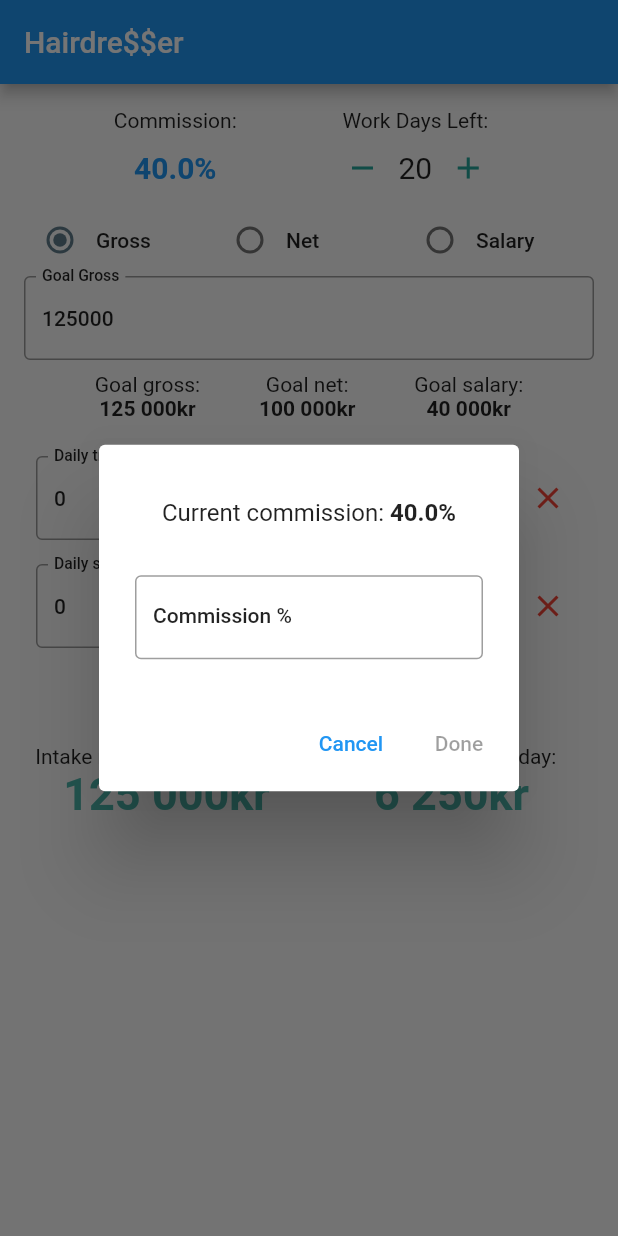
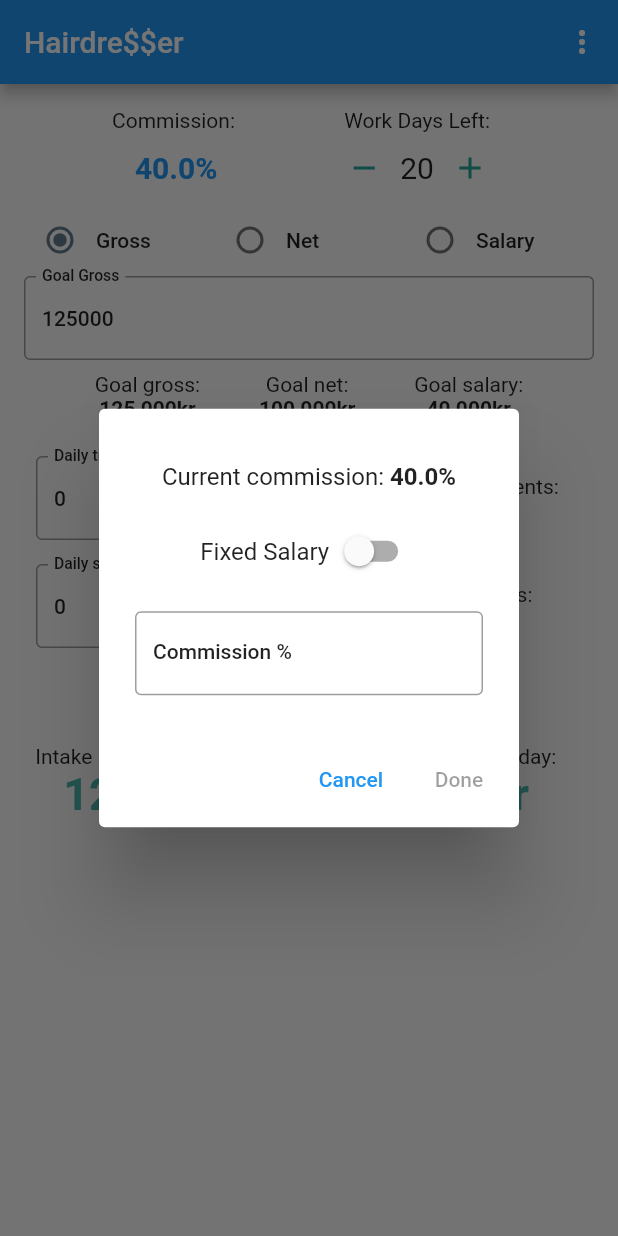
Before and after one commit to jasonctoms/hairdresser_calc2, a Flutter app: the screen it shows after launch, after a tap on an icon or button, on a phone screen of 412 x 824 dp. Run offline on Flutter 3.47's test engine with Material 2 defaults, Android fonts, the phone set to English and light mode, and no system bars; our stand-ins replace hive, hive_flutter; accounts and stored records are empty; generated files the repository leaves out were written again.

Commit message:
Add commission updating and reset to options menu

```diff
--- a/lib/l10n/strings_nb.arb
+++ b/lib/l10n/strings_nb.arb
@@ -3,7 +3,10 @@
   "cancel": "Avbryt",
   "done": "Ferdig",
   "clear": "TOMT",
+  "reset": "Reset Month",
   "commission": "Provisjon:",
+  "fixedSalary": "Fast lønn",
+  "notApplicable": "N/A",
   "currentCommission": "Nåværende provisjon:",
   "commissionPercent": "Provisjon %",
   "validationMessage": "Ugyldig nummer inntastet",
--- a/lib/widgets/commission_dialog.dart
+++ b/lib/widgets/commission_dialog.dart
@@ -1,16 +1,9 @@
 import 'package:flutter/material.dart';
 import 'package:flutter_gen/gen_l10n/translations.dart';
 import 'package:hairdresser_calc2/providers/salary_provider.dart';
-import 'package:meta/meta.dart';
 import 'package:provider/provider.dart';
 
 class CommissionDialog extends StatefulWidget {
-  final String commission;
-
-  const CommissionDialog({
-    @required this.commission,
-  }) : assert(commission != null);
-
   @override
   _CommissionDialogState createState() => _CommissionDialogState();
 }
@@ -19,6 +12,7 @@ class _CommissionDialogState extends State<CommissionDialog> {
   double _commissionValue;
   String _commissionText;
   bool _showValidationError = false;
+  bool _fixedSalary;
   final _inputKey = GlobalKey(debugLabel: 'commissionText');
 
   void updateCommission(String input) {
@@ -41,33 +35,60 @@ class _CommissionDialogState extends State<CommissionDialog> {
 
   saveCommission(BuildContext context) {
     Navigator.pop(context, _commissionText);
-    context.read<SalaryProvider>().setCommission(_commissionValue);
+    double updatedValue = _fixedSalary ? null : _commissionValue;
+    context.read<SalaryProvider>().setCommission(updatedValue);
   }
 
   @override
   Widget build(BuildContext context) {
+    if (_fixedSalary == null) {
+      _fixedSalary = context.watch<SalaryProvider>().fixedSalary;
+    }
     final currentCommission = Padding(
-      padding: EdgeInsets.only(bottom: 32.0, top: 16.0),
+      padding: EdgeInsets.only(bottom: 16.0, top: 16.0),
       child: Row(
         mainAxisAlignment: MainAxisAlignment.center,
         children: [
           Text(Translations.of(context).currentCommission),
           Padding(padding: EdgeInsets.symmetric(horizontal: 2.0)),
           Text(
-            widget.commission,
+            _fixedSalary
+                ? Translations.of(context).notApplicable
+                : "${context.watch<SalaryProvider>().commissionValue * 100}%",
             style: TextStyle(fontWeight: FontWeight.bold),
           ),
         ],
       ),
     );
 
+    final fixedSalarySwitch = Padding(
+      padding: EdgeInsets.only(bottom: 16.0),
+      child: Row(
+        mainAxisAlignment: MainAxisAlignment.center,
+        children: [
+          Text(Translations.of(context).fixedSalary),
+          Switch(
+            value: _fixedSalary,
+            onChanged: (bool newValue) {
+              setState(() {
+                _fixedSalary = newValue;
+              });
+            },
+          )
+        ],
+      ),
+    );
+
     final commissionInput = TextField(
       key: _inputKey,
+      enabled: !_fixedSalary,
       style: Theme.of(context).textTheme.bodyText1,
       decoration: InputDecoration(
         labelStyle: Theme.of(context).textTheme.bodyText1,
         errorText: _showValidationError ? Translations.of(context).validationMessage : null,
-        labelText: Translations.of(context).commissionPercent,
+        labelText: _fixedSalary
+            ? Translations.of(context).notApplicable
+            : Translations.of(context).commissionPercent,
         border: const OutlineInputBorder(),
       ),
       keyboardType: TextInputType.number,
@@ -77,7 +98,11 @@ class _CommissionDialogState extends State<CommissionDialog> {
     return AlertDialog(
       content: Column(
         mainAxisSize: MainAxisSize.min,
-        children: [currentCommission, commissionInput],
+        children: [
+          currentCommission,
+          fixedSalarySwitch,
+          commissionInput,
+        ],
       ),
       actions: [
         TextButton(
@@ -86,7 +111,9 @@ class _CommissionDialogState extends State<CommissionDialog> {
         ),
         TextButton(
           child: Text(Translations.of(context).done),
-          onPressed: (_showValidationError || _commissionText == null) ? null : () => saveCommission(context),
+          onPressed: (_showValidationError || (_commissionText == null && !_fixedSalary))
+              ? null
+              : () => saveCommission(context),
         ),
       ],
     );
--- a/lib/widgets/intake_widget.dart
+++ b/lib/widgets/intake_widget.dart
@@ -4,7 +4,6 @@ import 'package:flutter_gen/gen_l10n/translations.dart';
 class IntakeWidget extends StatefulWidget {
   final Function(String input) onUpdate;
   final Function() onStore;
-  final Function() onClear;
   final Function() onEdit;
   final String monthlyValue;
   final bool validationError;
@@ -16,7 +15,6 @@ class IntakeWidget extends StatefulWidget {
     Key key,
     @required this.onUpdate,
     @required this.onStore,
-    @required this.onClear,
     @required this.onEdit,
     @required this.monthlyValue,
     @required this.validationError,
@@ -113,16 +111,6 @@ class _IntakeWidgetState extends State<IntakeWidget> {
             flex: 3,
             child: monthsIntake,
           ),
-          Expanded(
-            flex: 1,
-            child: IconButton(
-              icon: Icon(
-                Icons.clear,
-                color: Colors.red,
-              ),
-              onPressed: () => widget.onClear(),
-            ),
-          ),
         ],
       ),
     );
--- a/lib/widgets/salary_page.dart
+++ b/lib/widgets/salary_page.dart
@@ -2,6 +2,7 @@ import 'package:flutter/material.dart';
 import 'package:flutter_gen/gen_l10n/translations.dart';
 import 'package:hairdresser_calc2/extensions/int_extensions.dart';
 import 'package:hairdresser_calc2/providers/salary_provider.dart';
+import 'package:hairdresser_calc2/widgets/app_bar_menu.dart';
 import 'package:hairdresser_calc2/widgets/commission_dialog.dart';
 import 'package:hairdresser_calc2/widgets/goal_widget.dart';
 import 'package:hairdresser_calc2/widgets/incdec_widget.dart';
@@ -38,6 +39,8 @@ class _SalaryPageState extends State<SalaryPage> {
 
   @override
   Widget build(BuildContext context) {
+    bool _fixedSalary = context.watch<SalaryProvider>().fixedSalary;
+
     final daysLeft = IncDecWidget(
       titleOnTop: true,
       title: Translations.of(context).daysLeft,
@@ -56,12 +59,13 @@ class _SalaryPageState extends State<SalaryPage> {
                 context: context,
                 barrierDismissible: false,
                 builder: (BuildContext context) {
-                  return CommissionDialog(
-                      commission: "${context.watch<SalaryProvider>().commissionValue * 100}%");
+                  return CommissionDialog();
                 });
           },
           child: Text(
-            "${context.watch<SalaryProvider>().commissionValue * 100}%",
+            _fixedSalary
+                ? Translations.of(context).notApplicable
+                : "${context.watch<SalaryProvider>().commissionValue * 100}%",
             style: TextStyle(
                 fontWeight: FontWeight.bold,
                 fontSize: Theme.of(context).textTheme.headline6.fontSize),
@@ -148,6 +152,9 @@ class _SalaryPageState extends State<SalaryPage> {
     return new Scaffold(
       appBar: AppBar(
         title: Text(Translations.of(context).appName),
+        actions: [
+          AppBarMenu(),
+        ],
       ),
       body: SingleChildScrollView(
         child: Container(
@@ -160,7 +167,6 @@ class _SalaryPageState extends State<SalaryPage> {
               IntakeWidget(
                 onUpdate: (text) => context.read<SalaryProvider>().updateDailyTreatments(text),
                 onStore: () => context.read<SalaryProvider>().addDailyTreatmentsToMonth(),
-                onClear: () => context.read<SalaryProvider>().clearMonthlyTreatments(),
                 onEdit: () {
                   showDialog<String>(
                       context: context,
@@ -184,7 +190,6 @@ class _SalaryPageState extends State<SalaryPage> {
               IntakeWidget(
                 onUpdate: (text) => context.read<SalaryProvider>().updateDailySales(text),
                 onStore: () => context.read<SalaryProvider>().addDailySalesToMonth(),
-                onClear: () => context.read<SalaryProvider>().clearMonthlySales(),
                 onEdit: () {
                   showDialog<String>(
                       context: context,
```
Also changed, not shown: lib/l10n/strings_en.arb (+16 -1 lines), lib/providers/salary_provider.dart (+23 -14 lines), lib/widgets/app_bar_menu.dart (added, +54 -0 lines).
